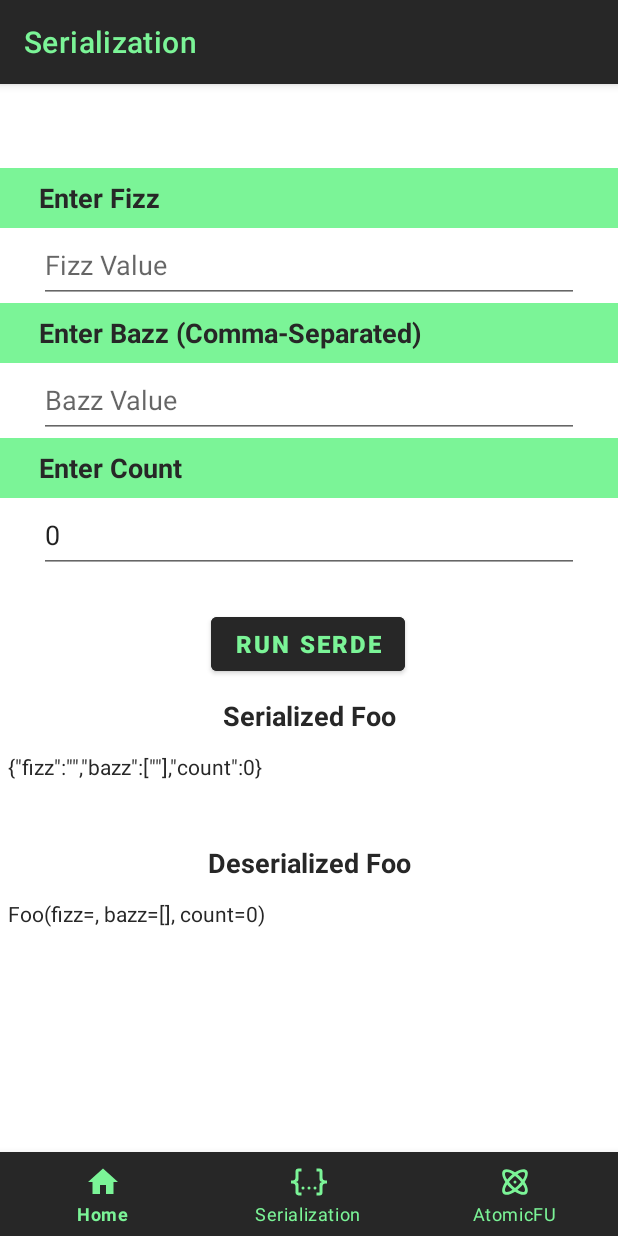
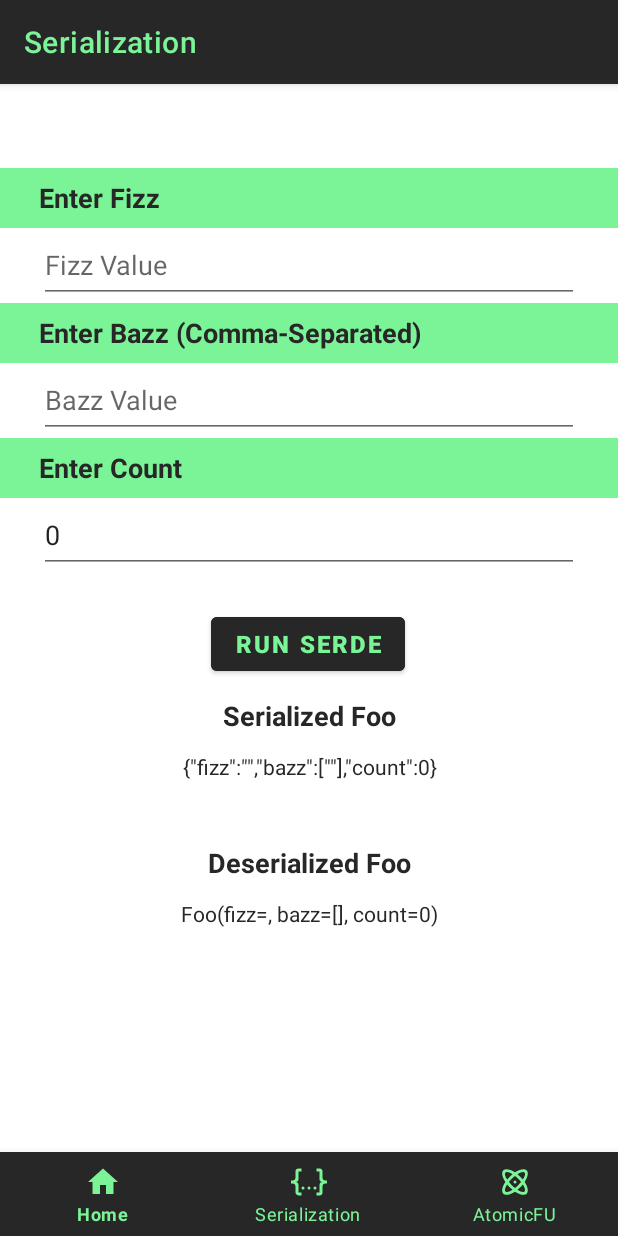
Before and after one commit to severn-everett/AndroidXDemo, an Android app: the SerializationFragment screen opened through its navigation route, after a tap on "RUN SERDE", on a phone screen of 412 x 824 dp. Run offline under Robolectric (Android 15) with nearby library versions, the phone set to English and light mode, and no system bars; our stand-ins replace navigation-ui.

Commit message:
Centering serde results in SerializationFragment

```diff
--- a/app/src/main/res/layout/fragment_serialization.xml
+++ b/app/src/main/res/layout/fragment_serialization.xml
@@ -157,6 +157,7 @@
         android:layout_width="0dp"
         android:layout_height="50dp"
         android:layout_marginTop="6dp"
+        android:gravity="center_horizontal"
         android:paddingStart="5dp"
         android:paddingEnd="5dp"
         android:textColor="@color/black"
@@ -169,6 +170,7 @@
         android:layout_width="0dp"
         android:layout_height="50dp"
         android:layout_marginTop="6dp"
+        android:gravity="center_horizontal"
         android:paddingStart="5dp"
         android:paddingEnd="5dp"
         android:textColor="@color/black"
```
